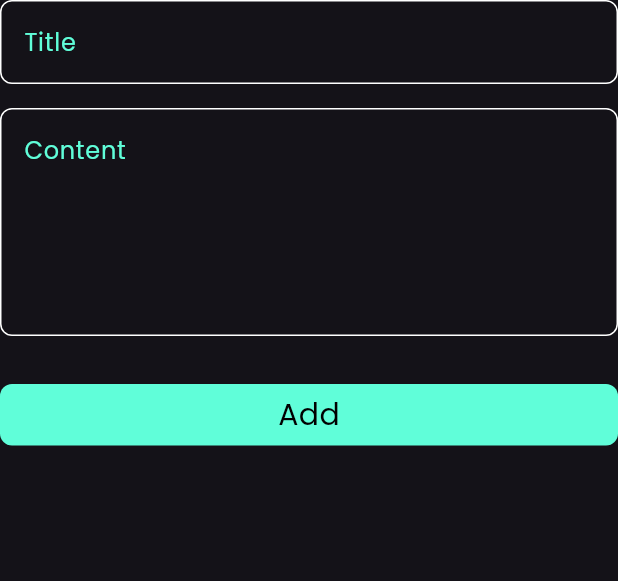
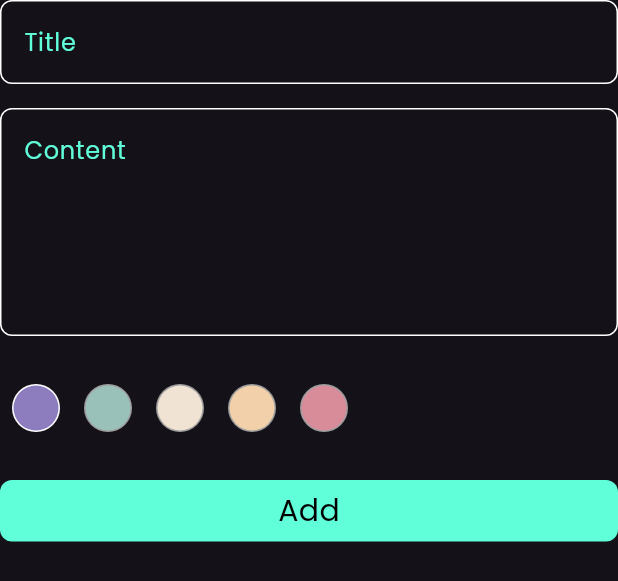
Before and after one commit to EnassKadree/notes_app, a Flutter app: the AddNoteForm widget shown alone on an empty page, opened directly, on a phone screen of 412 x 824 dp. Shown: the top 581 px of the screen. Run offline on Flutter 3.47's test engine with Material 3 defaults, Android fonts, the phone set to English and light mode, and no system bars; our stand-ins replace bloc, flutter_bloc, font_awesome_flutter, hive, hive_flutter; accounts and stored records are empty.

Commit message:
create colors list

```diff
--- a/lib/views/notes_view.dart
+++ b/lib/views/notes_view.dart
@@ -1,6 +1,4 @@
 import 'package:flutter/material.dart';
-import 'package:flutter_bloc/flutter_bloc.dart';
-import 'package:ntoes_app/cubits/notes%20cubit/notes_cubit.dart';
 import 'package:ntoes_app/views/widgets/add_note_modal.dart';
 import 'package:ntoes_app/views/widgets/ntoes_view_body.dart';
 
--- a/lib/views/widgets/add_note_form.dart
+++ b/lib/views/widgets/add_note_form.dart
@@ -3,6 +3,7 @@ import 'package:flutter_bloc/flutter_bloc.dart';
 import 'package:ntoes_app/cubits/add%20note%20cubit/add_note_cubit.dart';
 import 'package:ntoes_app/cubits/notes%20cubit/notes_cubit.dart';
 import 'package:ntoes_app/models/note.dart';
+import 'package:ntoes_app/views/widgets/colors_list_view.dart';
 import 'package:ntoes_app/views/widgets/custom_button.dart';
 import 'package:ntoes_app/views/widgets/custom_text_field.dart';
 
@@ -44,7 +45,7 @@ class _AddNoteFormState extends State<AddNoteForm>
               content = value;
             },
           ),
-          const SizedBox(height: 32,),
+          const ColorsListView(),
           BlocBuilder<AddNoteCubit, AddNoteState>
           (
             builder: (context, state)
--- a/lib/views/widgets/add_note_modal.dart
+++ b/lib/views/widgets/add_note_modal.dart
@@ -1,6 +1,5 @@
 import 'package:flutter/material.dart';
 import 'package:flutter_bloc/flutter_bloc.dart';
-import 'package:modal_progress_hud_nsn/modal_progress_hud_nsn.dart';
 import 'package:ntoes_app/cubits/add%20note%20cubit/add_note_cubit.dart';
 import 'package:ntoes_app/views/widgets/add_note_form.dart';
 
--- /dev/null
+++ b/lib/views/widgets/colors_list_view.dart
@@ -0,0 +1,74 @@
+
+import 'package:flutter/material.dart';
+
+class ColorsListView extends StatefulWidget
+{
+  const ColorsListView({super.key});
+
+  @override
+  State<ColorsListView> createState() => _ColorsListViewState();
+}
+
+class _ColorsListViewState extends State<ColorsListView>
+{
+  int currentIndex = 0;
+  List<Color> colors = const
+  [
+    Color(0xff8e7dbe),
+    Color(0xff99c1b9),
+    Color(0xfff1e3d3),
+    Color(0xfff2d0a9),
+    Color(0xffd88c9a),
+  ];
+  @override
+  Widget build(BuildContext context)
+  {
+    return Padding(
+      padding: const EdgeInsets.symmetric(vertical: 32),
+      child: SizedBox
+      (
+        height: 32,
+        child: ListView.builder
+        (
+          scrollDirection: Axis.horizontal,
+          itemCount: colors.length,
+          itemBuilder: (context, index)
+          {
+            return GestureDetector
+            (
+              onTap: (){ currentIndex = index; setState(() { }); },
+              child: ColorItem(isActive: currentIndex == index, color: colors[index],)
+            );
+          }
+        ),
+      ),
+    );
+  }
+}
+
+class ColorItem extends StatelessWidget
+{
+  const ColorItem({super.key, required this.isActive, required this.color});
+  final bool isActive;
+  final Color color;
+
+  @override
+  Widget build(BuildContext context)
+  {
+    return Padding
+    (
+      padding:  const EdgeInsets.symmetric(horizontal: 8),
+      child: CircleAvatar
+      (
+        radius: 16,
+        backgroundColor: isActive? Colors.white : Colors.grey,
+        child: CircleAvatar
+        (
+          radius: 15,
+          backgroundColor: color,
+
+        ),
+      ),
+    );
+  }
+}
```
